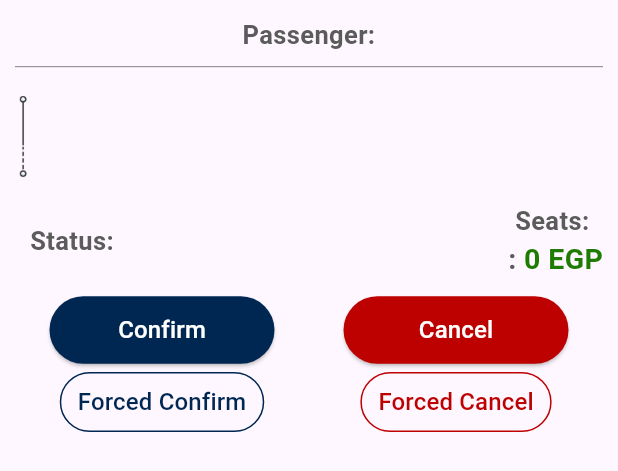
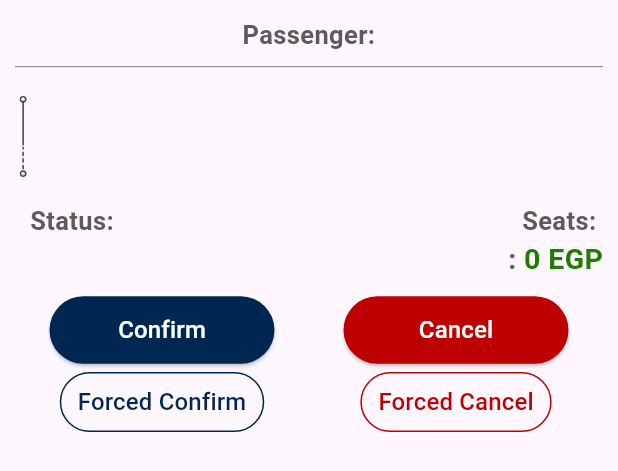
Before and after one commit to Adham-Abdelmaksoud/Car-Sharing-App, a Flutter app: the OrdersListItem widget shown alone on an empty page, opened directly with empty values, on a phone screen of 412 x 824 dp. Shown: the top 471 px of the screen. Run offline on Flutter 3.47's test engine with Material 3 defaults, Android fonts, the light colour scheme and no system bars; our stand-ins replace firebase_auth, firebase_core, firebase_database, shared_preferences, sqflite; accounts and stored records are empty.

Commit message:
Solved overflow problem of payment in orders list item

```diff
--- a/lib/View/AppMainScreen/Driver/OrdersListItem.dart
+++ b/lib/View/AppMainScreen/Driver/OrdersListItem.dart
@@ -135,6 +135,8 @@ class _OrdersListItemState extends State<OrdersListItem> {
 
           Column(
             children: [
+              Column(
+                children: [
                   Row(
                     mainAxisAlignment: MainAxisAlignment.spaceBetween,
                     children: [
@@ -149,8 +151,6 @@ class _OrdersListItemState extends State<OrdersListItem> {
                         ),
                       ),
 
-                  Column(
-                    children: [
                       Row(
                         children: [
                           Text('Seats: ',
@@ -169,8 +169,11 @@ class _OrdersListItemState extends State<OrdersListItem> {
                           ),
                         ],
                       ),
+                    ],
+                  ),
 
                   Row(
+                    mainAxisAlignment: MainAxisAlignment.end,
                     children: [
                       Text('${widget.route['Payment']}: ',
                         style: TextStyle(
@@ -185,8 +188,6 @@ class _OrdersListItemState extends State<OrdersListItem> {
                           fontWeight: FontWeight.bold,
                           color: moneyColor,
                         )
-                          ),
-                        ],
                       ),
                     ],
                   ),
```
Also changed, not shown: lib/View/AppMainScreen/Passenger/HistoryListItem.dart (+6 -5 lines). Lines whose indentation alone changed are shown as unchanged.
